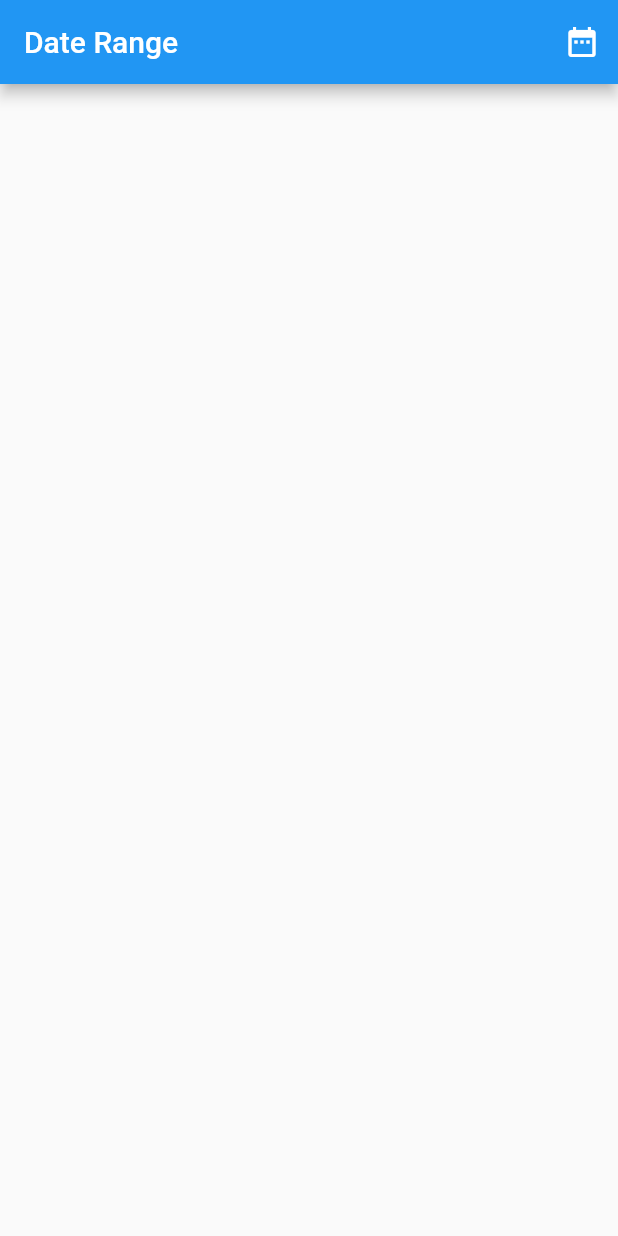
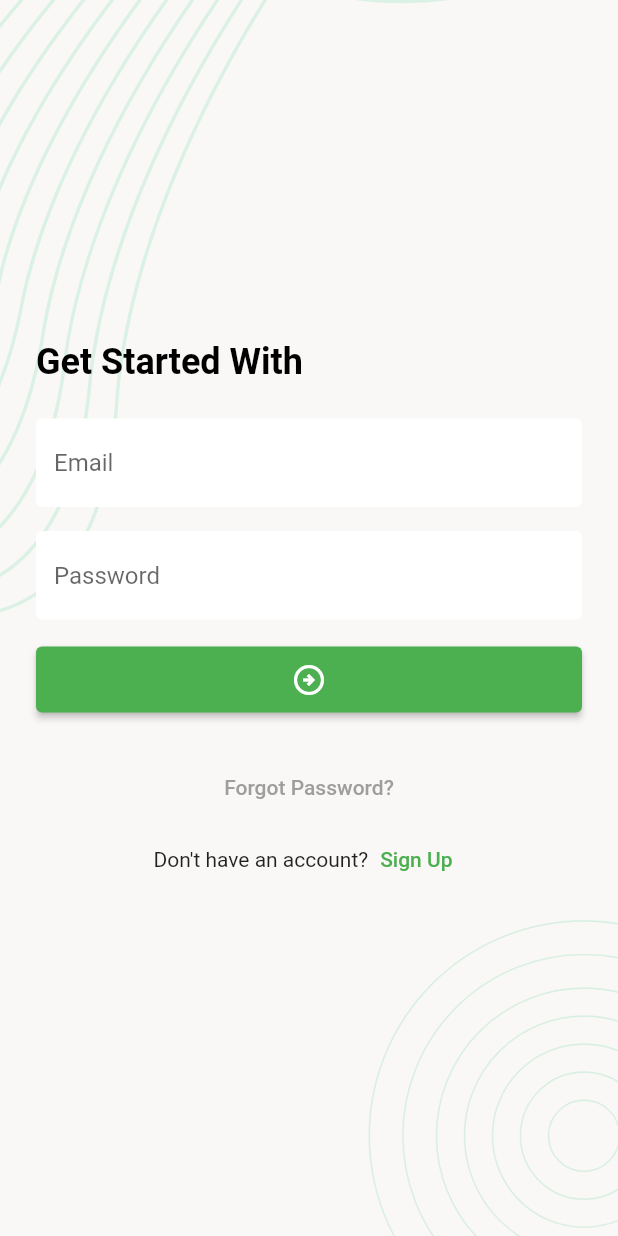
Before and after one commit to githrahat/Rahat_FlutterApp, a Flutter app: the screen it shows after launch, on a phone screen of 412 x 824 dp. Run offline on Flutter 3.47's test engine with Material 2 defaults, Android fonts, the phone set to English and light mode, and no system bars; our stand-ins replace flutter_svg.

Commit message:
login ui - done

```diff
--- a/lib/main.dart
+++ b/lib/main.dart
@@ -1,41 +1,17 @@
 import 'package:flutter/material.dart';
+import 'package:flutter_project/ui/screens/login.dart';
 
-main(){
-  runApp(const MyApp());
+void main(){
+  runApp(const TaskManagerApp());
 }
 
-class MyApp extends StatelessWidget {
-  const MyApp({Key? key}) : super(key: key);
+class TaskManagerApp extends StatelessWidget {
+  const TaskManagerApp({Key? key}) : super(key: key);
 
   @override
   Widget build(BuildContext context) {
     return const MaterialApp(
-      debugShowCheckedModeBanner: false,
-      home: Homepage(),
+      home: LoginScreen(),
     );
   }
 }
-
-class Homepage extends StatelessWidget {
-  const Homepage({Key? key}) : super(key: key);
-
-  @override
-  Widget build(BuildContext context) {
-    return Scaffold(
-      appBar: AppBar(
-        title: const Text('Date Range'),
-        actions: [
-          IconButton(onPressed: () async{
-
-            /// Date range
-            final rangeDate = await showDateRangePicker(context: context,
-                firstDate: DateTime(2000),
-                lastDate: DateTime(2030));
-            print(rangeDate);
-
-          }, icon: const Icon(Icons.date_range))
-        ],
-      ),
-    );
-  }
-}
--- /dev/null
+++ b/lib/ui/screens/login.dart
@@ -0,0 +1,72 @@
+import 'package:flutter/material.dart';
+import 'package:flutter_project/ui/widgets/screen_background_widget.dart';
+
+import '../utils/text_styles.dart';
+import '../widgets/app_elevated_button.dart';
+import '../widgets/app_text_field_widget.dart';
+
+class LoginScreen extends StatefulWidget {
+  const LoginScreen({Key? key}) : super(key: key);
+
+  @override
+  State<LoginScreen> createState() => _LoginScreenState();
+}
+
+class _LoginScreenState extends State<LoginScreen> {
+  @override
+  Widget build(BuildContext context) {
+    return Scaffold(
+      body: ScreenBackground(
+        widget: Padding(
+          padding: const EdgeInsets.all(24),
+          child: Column(
+            crossAxisAlignment: CrossAxisAlignment.start,
+            mainAxisAlignment: MainAxisAlignment.center,
+            children: [
+              Text('Get Started With', style: screenTitleStyle),
+              const SizedBox(height: 24),
+              AppTextFieldWidget(
+                controller: TextEditingController(),
+                hintText: 'Email',
+              ),
+              const SizedBox(height: 16),
+              AppTextFieldWidget(
+                obscureText: true, // its an optional field
+                controller: TextEditingController(),
+                hintText: 'Password',
+              ),
+              const SizedBox(height: 16),
+              AppElevatedButton(
+                onTap: () {},
+                child: const Icon(Icons.arrow_circle_right_outlined),
+              ),
+              const SizedBox(height: 24),
+              Center(
+                  child: TextButton(
+                onPressed: () {},
+                child: const Text(
+                  'Forgot Password?',
+                  style: TextStyle(color: Colors.grey),
+                ),
+              )
+              ),
+              Row(
+                mainAxisAlignment: MainAxisAlignment.center,
+                children: [
+                  const Text("Don't have an account?"),
+                  TextButton(
+                    onPressed: () {},
+                    child: const Text(
+                      'Sign Up',
+                      style: TextStyle(color: Colors.green),
+                    ),
+                  )
+                ],
+              )
+            ],
+          ),
+        ),
+      ),
+    );
+  }
+}
--- /dev/null
+++ b/lib/ui/screens/splash_screen.dart
@@ -0,0 +1,28 @@
+import 'package:flutter/material.dart';
+import 'package:flutter_svg/flutter_svg.dart';
+import '../widgets/screen_background_widget.dart';
+
+class SplashScreen extends StatefulWidget {
+  const SplashScreen({Key? key}) : super(key: key);
+
+  @override
+  State<SplashScreen> createState() => _SplashScreenState();
+}
+
+class _SplashScreenState extends State<SplashScreen> {
+  @override
+  Widget build(BuildContext context) {
+    final Size screenSize = MediaQuery.of(context).size;
+    return Scaffold(
+      body: ScreenBackground(
+        widget: Center(
+          child: SvgPicture.asset(
+        'assets/images/logo.svg',
+        width: 180,
+        fit: BoxFit.scaleDown,
+      )
+        ),
+    )
+    );
+  }
+}
--- /dev/null
+++ b/lib/ui/utils/text_styles.dart
@@ -0,0 +1,7 @@
+import 'package:flutter/material.dart';
+
+TextStyle screenTitleStyle = const TextStyle(
+    fontSize: 24,
+    fontWeight: FontWeight.w600,
+    color: Colors.black
+);
--- /dev/null
+++ b/lib/ui/widgets/app_elevated_button.dart
@@ -0,0 +1,25 @@
+
+import 'package:flutter/material.dart';
+
+class AppElevatedButton extends StatelessWidget {
+  const AppElevatedButton({
+    Key? key, required this.child, required this.onTap,
+  }) : super(key: key);
+
+  final Widget child;
+  final VoidCallback onTap;
+
+  @override
+  Widget build(BuildContext context) {
+    return SizedBox(
+        width: double.infinity,
+        child: ElevatedButton(
+            style: ElevatedButton.styleFrom(
+              backgroundColor: Colors.green,
+              padding: EdgeInsets.all(10),
+            ),
+            onPressed: onTap,
+            child: child)
+    );
+  }
+}
--- /dev/null
+++ b/lib/ui/widgets/app_text_field_widget.dart
@@ -0,0 +1,26 @@
+import 'package:flutter/material.dart';
+
+class AppTextFieldWidget extends StatelessWidget {
+  const AppTextFieldWidget({
+    Key? key,
+    required this.hintText,
+    required this.controller, this.obscureText,
+  }) : super(key: key);
+
+  final String hintText;
+  final TextEditingController controller;
+  final bool? obscureText;
+
+  @override
+  Widget build(BuildContext context) {
+    return TextFormField(
+      controller: controller,
+      obscureText: obscureText ?? false,
+      decoration: InputDecoration(
+          hintText: hintText,
+          fillColor: Colors.white,
+          filled: true,
+          border: const OutlineInputBorder(borderSide: BorderSide.none)),
+    );
+  }
+}
--- /dev/null
+++ b/lib/ui/widgets/screen_background_widget.dart
@@ -0,0 +1,21 @@
+import 'package:flutter/material.dart';
+import 'package:flutter_svg/flutter_svg.dart';
+
+class ScreenBackground extends StatelessWidget {
+  final Widget widget;
+  const ScreenBackground({Key? key, required this.widget}) : super(key: key);
+
+  @override
+  Widget build(BuildContext context) {
+    final Size screenSize = MediaQuery.of(context).size;
+
+    return Stack(
+      children: [
+        SvgPicture.asset('assets/images/background.svg',
+            fit: BoxFit.cover,
+            width: screenSize.width, height: screenSize.height),
+       widget
+      ],
+    );
+  }
+}
--- a/pubspec.yaml
+++ b/pubspec.yaml
@@ -36,6 +36,8 @@ dependencies:
   # The following adds the Cupertino Icons font to your application.
   # Use with the CupertinoIcons class for iOS style icons.
   cupertino_icons: ^1.0.2
+  flutter_svg: ^1.1.6
+
 
 dev_dependencies:
   flutter_test:
@@ -60,8 +62,8 @@ flutter:
   uses-material-design: true
 
   # To add assets to your application, add an assets section, like this:
-  # assets:
-  #   - images/a_dot_burr.jpeg
+  assets:
+    - assets/images/
   #   - images/a_dot_ham.jpeg
 
   # An image asset can refer to one or more resolution-specific "variants", see
```
Also changed, not shown: assets/images/background.svg (added), assets/images/logo.svg (added), pubspec.lock, 1 other file.
